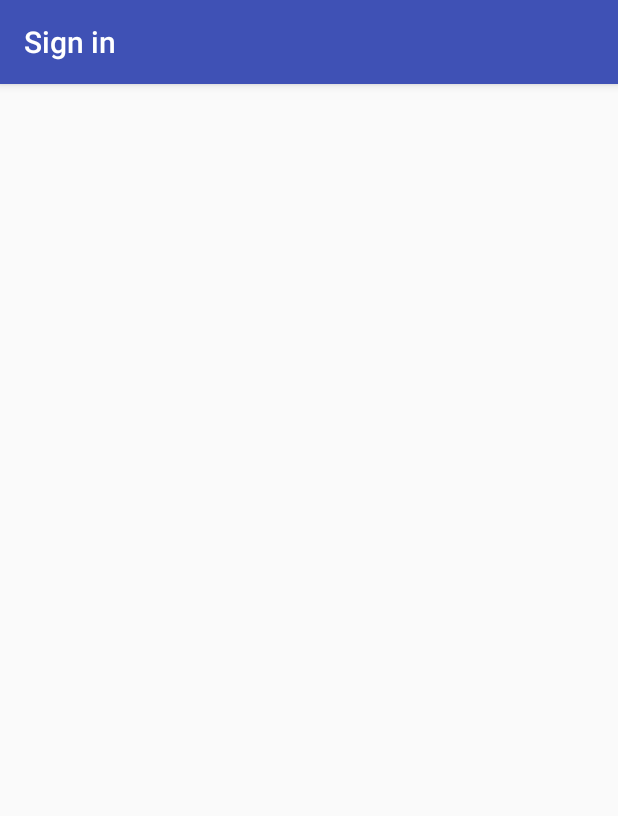
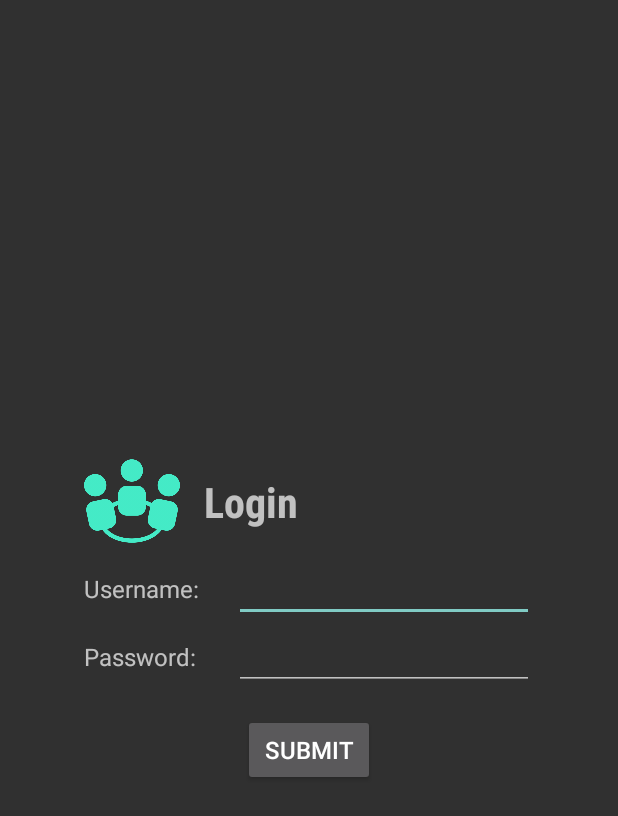
Before and after one commit to dionsaputra/Nagare, an Android app: the LoginActivity screen opened directly, with no data from a screen before it, on a phone screen of 412 x 824 dp. Shown: the top 816 px of the screen. Run offline under Robolectric (Android 15) with nearby library versions, the phone set to English and light mode, and no system bars.

Commit message:
Add login layout

```diff
--- a/app/src/main/AndroidManifest.xml
+++ b/app/src/main/AndroidManifest.xml
@@ -14,13 +14,20 @@
         android:roundIcon="@mipmap/ic_launcher_round"
         android:supportsRtl="true"
         android:theme="@style/AppTheme">
-        <activity android:name=".auth.OpeningActivity"
+
+        <activity
+            android:name=".auth.OpeningActivity"
             android:theme="@style/Theme.AppCompat.NoActionBar">
             <intent-filter>
                 <action android:name="android.intent.action.MAIN" />
                 <category android:name="android.intent.category.LAUNCHER" />
             </intent-filter>
         </activity>
+
+        <activity
+            android:name=".auth.LoginActivity"
+            android:theme="@style/Theme.AppCompat.NoActionBar"/>
+
         <activity android:name=".MainActivity"/>
         <activity android:name=".activity.TemuLurah" />
         <activity android:name=".activity.Keliling" />
@@ -29,9 +36,7 @@
         <activity android:name=".activity.Fasilitas" />
         <activity android:name=".activity.GalangDana" />
         <activity android:name=".activity.StubOne" />
-        <activity
-            android:name=".auth.LoginActivity"
-            android:label="@string/title_activity_sign_up" />
+
     </application>
 
 </manifest>
--- a/app/src/main/java/com/nagare/auth/LoginActivity.java
+++ b/app/src/main/java/com/nagare/auth/LoginActivity.java
@@ -68,32 +68,33 @@ public class LoginActivity extends AppCompatActivity implements LoaderCallbacks<
     protected void onCreate(Bundle savedInstanceState) {
         super.onCreate(savedInstanceState);
         setContentView(R.layout.activity_login);
-        // Set up the login form.
-        mEmailView = (AutoCompleteTextView) findViewById(R.id.email);
-        populateAutoComplete();
 
-        mPasswordView = (EditText) findViewById(R.id.password);
-        mPasswordView.setOnEditorActionListener(new TextView.OnEditorActionListener() {
-            @Override
-            public boolean onEditorAction(TextView textView, int id, KeyEvent keyEvent) {
-                if (id == EditorInfo.IME_ACTION_DONE || id == EditorInfo.IME_NULL) {
-                    attemptLogin();
-                    return true;
-                }
-                return false;
-            }
-        });
-
-        Button mEmailSignInButton = (Button) findViewById(R.id.email_sign_in_button);
-        mEmailSignInButton.setOnClickListener(new OnClickListener() {
-            @Override
-            public void onClick(View view) {
-                attemptLogin();
-            }
-        });
-
-        mLoginFormView = findViewById(R.id.login_form);
-        mProgressView = findViewById(R.id.login_progress);
+//        // Set up the login form.
+//        mEmailView = (AutoCompleteTextView) findViewById(R.id.email);
+//        populateAutoComplete();
+//
+//        mPasswordView = (EditText) findViewById(R.id.password);
+//        mPasswordView.setOnEditorActionListener(new TextView.OnEditorActionListener() {
+//            @Override
+//            public boolean onEditorAction(TextView textView, int id, KeyEvent keyEvent) {
+//                if (id == EditorInfo.IME_ACTION_DONE || id == EditorInfo.IME_NULL) {
+//                    attemptLogin();
+//                    return true;
+//                }
+//                return false;
+//            }
+//        });
+//
+//        Button mEmailSignInButton = (Button) findViewById(R.id.email_sign_in_button);
+//        mEmailSignInButton.setOnClickListener(new OnClickListener() {
+//            @Override
+//            public void onClick(View view) {
+//                attemptLogin();
+//            }
+//        });
+//
+//        mLoginFormView = findViewById(R.id.login_form);
+//        mProgressView = findViewById(R.id.login_progress);
     }
 
     private void populateAutoComplete() {
--- a/app/src/main/java/com/nagare/auth/OpeningActivity.java
+++ b/app/src/main/java/com/nagare/auth/OpeningActivity.java
@@ -54,6 +54,6 @@ public class OpeningActivity extends AppCompatActivity {
      */
     private boolean hasLogin() {
         // TODO use preference to check login state of user
-        return true;
+        return false;
     }
 }
--- /dev/null
+++ b/app/src/main/res/layout/activity_login.xml
@@ -0,0 +1,98 @@
+<?xml version="1.0" encoding="utf-8"?>
+<RelativeLayout
+    xmlns:android="http://schemas.android.com/apk/res/android"
+    android:layout_width="match_parent"
+    android:layout_height="match_parent">
+
+    <!-- Login form container-->
+    <LinearLayout
+        android:layout_width="300dp"
+        android:layout_height="wrap_content"
+        android:orientation="vertical"
+        android:layout_centerInParent="true">
+
+        <!-- Nagare logo and login text-->
+        <LinearLayout
+            android:layout_width="match_parent"
+            android:layout_height="wrap_content">
+
+            <ImageView
+                android:id="@+id/nagare_logo"
+                android:src="@drawable/nagare_logo"
+                android:scaleType="centerCrop"
+                android:layout_width="64dp"
+                android:layout_height="64dp"
+                android:layout_gravity="center" />
+
+            <TextView
+                android:text="@string/login"
+                android:layout_width="wrap_content"
+                android:layout_height="wrap_content"
+                android:layout_gravity="center"
+                android:layout_margin="16dp"
+                android:textSize="28sp"
+                android:fontFamily="sans-serif-condensed"
+                android:textStyle="bold"/>
+        </LinearLayout>
+
+        <!-- Username and password container -->
+        <LinearLayout
+            android:layout_width="match_parent"
+            android:layout_height="wrap_content"
+            android:orientation="vertical">
+
+            <LinearLayout
+                android:orientation="horizontal"
+                android:layout_width="match_parent"
+                android:layout_height="wrap_content">
+
+                <TextView
+                    android:text="@string/username"
+                    android:layout_width="0dp"
+                    android:layout_weight="1"
+                    android:layout_height="wrap_content"
+                    android:textSize="16sp"/>
+
+                <EditText
+                    android:id="@+id/et_username"
+                    android:layout_width="0dp"
+                    android:layout_weight="2"
+                    android:layout_height="wrap_content" />
+
+            </LinearLayout>
+
+            <LinearLayout
+                android:layout_width="match_parent"
+                android:layout_height="wrap_content"
+                android:orientation="horizontal">
+
+                <TextView
+                    android:text="@string/password"
+                    android:layout_width="0dp"
+                    android:layout_weight="1"
+                    android:layout_height="wrap_content"
+                    android:textSize="16sp"/>
+
+                <EditText
+                    android:id="@+id/et_password"
+                    android:inputType="textPassword"
+                    android:layout_width="0dp"
+                    android:layout_weight="2"
+                    android:layout_height="wrap_content"/>
+
+            </LinearLayout>
+
+
+        </LinearLayout>
+
+        <!-- Submit button -->
+        <Button
+            android:text="@string/submit"
+            android:layout_marginTop="16dp"
+            android:layout_gravity="center"
+            android:layout_width="wrap_content"
+            android:layout_height="wrap_content"
+            android:textSize="16sp"/>
+    </LinearLayout>
+
+</RelativeLayout>
--- a/app/src/main/res/values/strings.xml
+++ b/app/src/main/res/values/strings.xml
@@ -22,4 +22,8 @@
     <string name="permission_rationale">"Contacts permissions are needed for providing email
         completions."
     </string>
+    <string name="login">Login</string>
+    <string name="username">Username: </string>
+    <string name="password">Password:</string>
+    <string name="submit">Submit</string>
 </resources>
```
